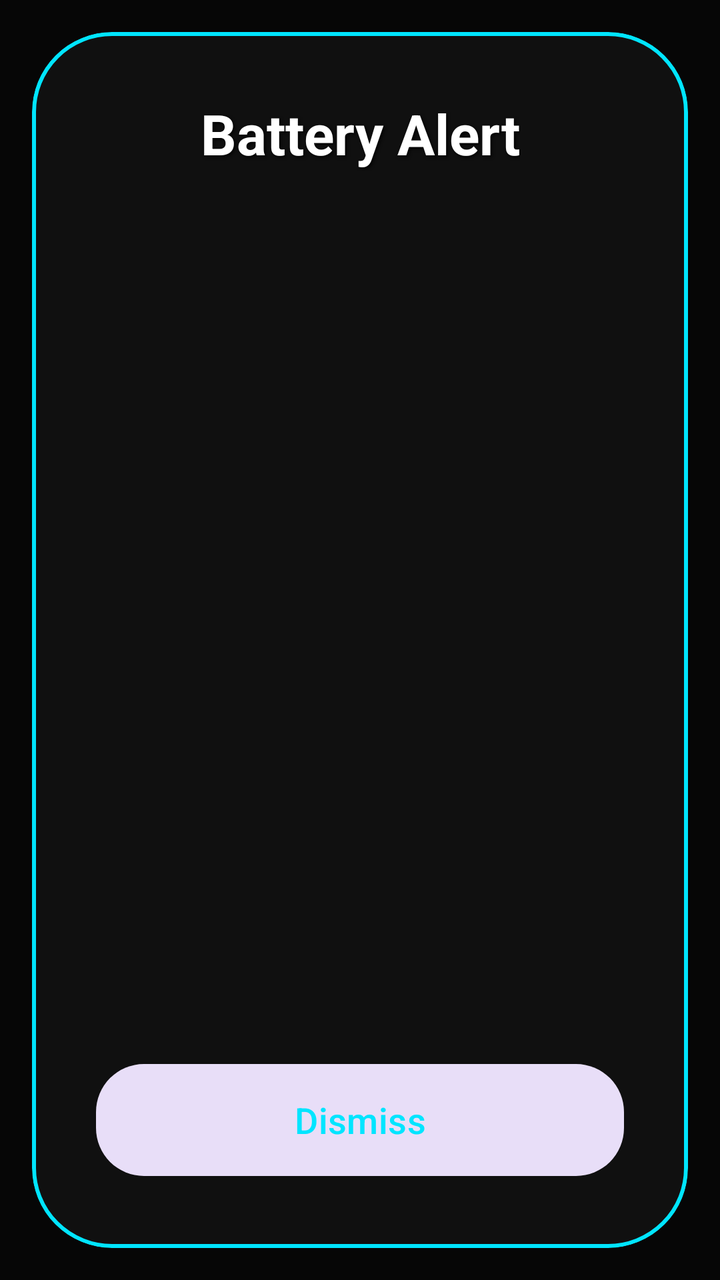
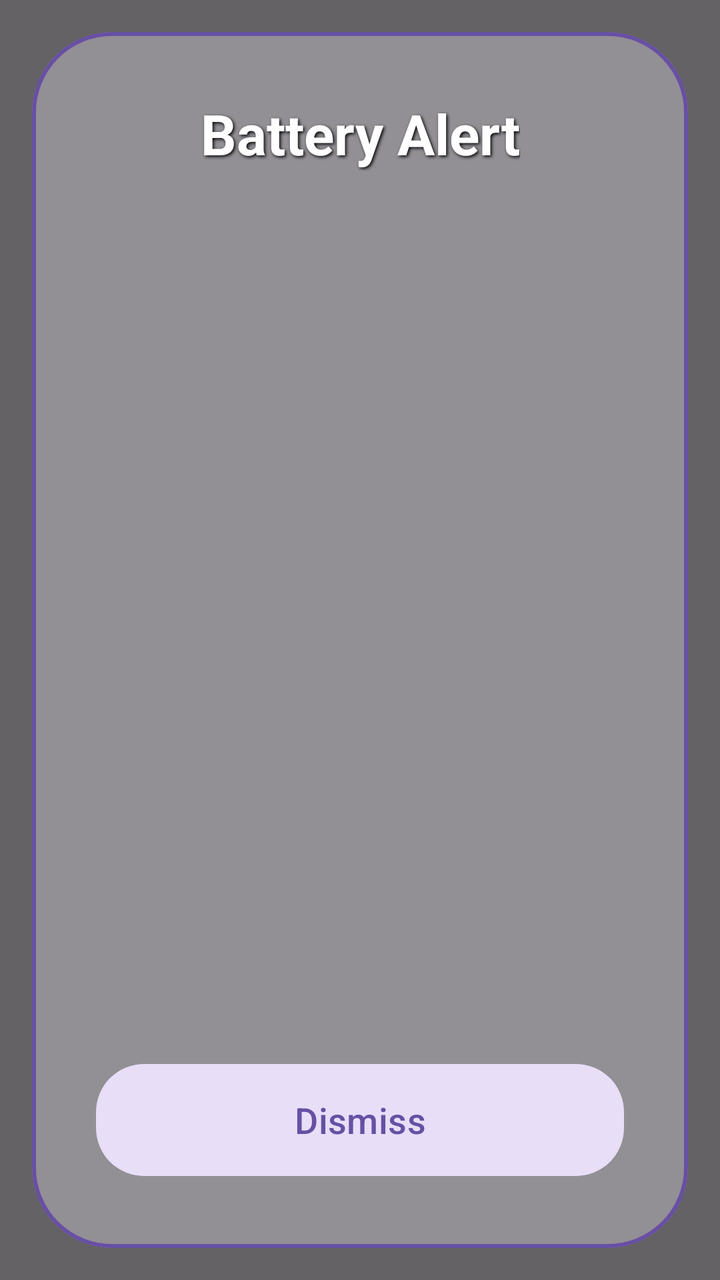

Two renders of the same Android screen: before a commit and after it. Below are the layout's source before the change and the commit's diff.
<!-- AndroidManifest.xml: activity theme Theme.BatteryChan.PopUp -->
<!-- res/layout/activity_pop_up.xml -->
<?xml version="1.0" encoding="utf-8"?>
<androidx.constraintlayout.widget.ConstraintLayout xmlns:android="http://schemas.android.com/apk/res/android"
    xmlns:app="http://schemas.android.com/apk/res-auto"
    android:layout_width="match_parent"
    android:layout_height="match_parent"
    android:background="#99000000">

    <com.google.android.material.card.MaterialCardView
        android:layout_width="0dp"
        android:layout_height="0dp"
        android:layout_margin="16dp"
        app:cardBackgroundColor="@color/oni_card_bg"
        app:cardCornerRadius="40dp"
        app:layout_constraintBottom_toBottomOf="parent"
        app:layout_constraintEnd_toEndOf="parent"
        app:layout_constraintStart_toStartOf="parent"
        app:layout_constraintTop_toTopOf="parent"
        app:strokeColor="@color/oni_accent"
        app:strokeWidth="2dp">

        <androidx.constraintlayout.widget.ConstraintLayout
            android:layout_width="match_parent"
            android:layout_height="match_parent">

            <ImageView
                android:id="@+id/iv_event_image"
                android:layout_width="match_parent"
                android:layout_height="match_parent"
                android:scaleType="centerCrop"
                app:layout_constraintBottom_toBottomOf="parent"
                app:layout_constraintEnd_toEndOf="parent"
                app:layout_constraintStart_toStartOf="parent"
                app:layout_constraintTop_toTopOf="parent" />

            <View
                android:layout_width="match_parent"
                android:layout_height="match_parent"
                android:background="#66000000" />

            <TextView
                android:id="@+id/tv_event_title"
                android:layout_width="wrap_content"
                android:layout_height="wrap_content"
                android:layout_marginTop="32dp"
                android:text="Battery Alert"
                android:textColor="@color/white"
                android:textSize="28sp"
                android:textStyle="bold"
                android:shadowColor="#000000"
                android:shadowDx="2"
                android:shadowDy="2"
                android:shadowRadius="4"
                app:layout_constraintEnd_toEndOf="parent"
                app:layout_constraintStart_toStartOf="parent"
                app:layout_constraintTop_toTopOf="parent" />

            <TextView
                android:id="@+id/tv_custom_message"
                android:layout_width="wrap_content"
                android:layout_height="wrap_content"
                android:layout_marginBottom="16dp"
                android:text=""
                android:textColor="@color/white"
                android:textSize="20sp"
                android:textStyle="bold"
                android:shadowColor="#000000"
                android:shadowDx="1"
                android:shadowDy="1"
                android:shadowRadius="2"
                android:gravity="center"
                android:paddingStart="24dp"
                android:paddingEnd="24dp"
                app:layout_constraintBottom_toTopOf="@id/btn_dismiss"
                app:layout_constraintEnd_toEndOf="parent"
                app:layout_constraintStart_toStartOf="parent" />

            <com.google.android.material.button.MaterialButton
                android:id="@+id/btn_dismiss"
                style="@style/Widget.Material3.Button.TonalButton"
                android:layout_width="match_parent"
                android:layout_height="64dp"
                android:layout_margin="32dp"
                android:text="Dismiss"
                android:textColor="@color/oni_accent"
                android:textSize="18sp"
                app:cornerRadius="24dp"
                app:layout_constraintBottom_toBottomOf="parent"
                app:layout_constraintEnd_toEndOf="parent"
                app:layout_constraintStart_toStartOf="parent" />

        </androidx.constraintlayout.widget.ConstraintLayout>
    </com.google.android.material.card.MaterialCardView>

</androidx.constraintlayout.widget.ConstraintLayout>
<!-- resources referenced by this layout -->
<resources>
  <color name="oni_accent">#00E5FF</color>
  <color name="oni_card_bg">#1A1A1A</color>
  <style name="Theme.BatteryChan.PopUp" parent="Theme.Material3.DayNight.NoActionBar">
          <item name="android:windowBackground">@color/oni_bg</item>
          <item name="android:windowIsTranslucent">false</item>
          <item name="android:windowContentOverlay">@null</item>
          <item name="android:windowNoTitle">true</item>
          <item name="android:windowIsFloating">false</item>
      </style>
  <color name="oni_bg">#0F0F0F</color>
  <!-- unchanged entries left out for length: 1 -->
</resources>

<!-- the commit's change to res/layout/activity_pop_up.xml (unified diff, before → after) -->
@@ -9,13 +9,13 @@
         android:layout_width="0dp"
         android:layout_height="0dp"
         android:layout_margin="16dp"
-        app:cardBackgroundColor="@color/oni_card_bg"
+        app:cardBackgroundColor="?attr/colorSurfaceContainer"
         app:cardCornerRadius="40dp"
         app:layout_constraintBottom_toBottomOf="parent"
         app:layout_constraintEnd_toEndOf="parent"
         app:layout_constraintStart_toStartOf="parent"
         app:layout_constraintTop_toTopOf="parent"
-        app:strokeColor="@color/oni_accent"
+        app:strokeColor="?attr/colorPrimary"
         app:strokeWidth="2dp">
 
         <androidx.constraintlayout.widget.ConstraintLayout
@@ -31,6 +31,13 @@
                 app:layout_constraintEnd_toEndOf="parent"
                 app:layout_constraintStart_toStartOf="parent"
                 app:layout_constraintTop_toTopOf="parent" />
+
+            
+            <TextureView
+                android:id="@+id/tv_event_video"
+                android:layout_width="match_parent"
+                android:layout_height="match_parent"
+                android:visibility="gone" />
 
             <View
                 android:layout_width="match_parent"
@@ -81,7 +88,7 @@
                 android:layout_height="64dp"
                 android:layout_margin="32dp"
                 android:text="Dismiss"
-                android:textColor="@color/oni_accent"
+                android:textColor="?attr/colorPrimary"
                 android:textSize="18sp"
                 app:cornerRadius="24dp"
                 app:layout_constraintBottom_toBottomOf="parent"
<!-- resource entries referenced after the edit -->
@@ -1,15 +1,72 @@
 <!-- resources referenced by this layout -->
 <resources>
-  <color name="oni_accent">#00E5FF</color>
-  <color name="oni_card_bg">#1A1A1A</color>
-  <style name="Theme.BatteryChan.PopUp" parent="Theme.Material3.DayNight.NoActionBar">
-          <item name="android:windowBackground">@color/oni_bg</item>
+  <style name="Theme.BatteryChan.PopUp" parent="Theme.BatteryChan">
           <item name="android:windowIsTranslucent">false</item>
           <item name="android:windowContentOverlay">@null</item>
           <item name="android:windowNoTitle">true</item>
           <item name="android:windowIsFloating">false</item>
       </style>
-  <color name="oni_bg">#0F0F0F</color>
+  <style name="Theme.BatteryChan" parent="Theme.Material3.DayNight.NoActionBar">
+          <item name="colorPrimary">@color/m3_light_primary</item>
+          <item name="colorOnPrimary">@color/m3_light_on_primary</item>
+          <item name="colorPrimaryContainer">@color/m3_light_primary_container</item>
+          <item name="colorOnPrimaryContainer">@color/m3_light_on_primary_container</item>
+          <item name="colorSecondary">@color/m3_light_secondary</item>
+          <item name="colorOnSecondary">@color/m3_light_on_secondary</item>
+          <item name="colorSecondaryContainer">@color/m3_light_secondary_container</item>
+          <item name="colorOnSecondaryContainer">@color/m3_light_on_secondary_container</item>
+          <item name="colorTertiary">@color/m3_light_tertiary</item>
+          <item name="colorOnTertiary">@color/m3_light_on_tertiary</item>
+          <item name="colorTertiaryContainer">@color/m3_light_tertiary_container</item>
+          <item name="colorOnTertiaryContainer">@color/m3_light_on_tertiary_container</item>
+          <item name="colorError">@color/m3_light_error</item>
+          <item name="colorOnError">@color/m3_light_on_error</item>
+          <item name="colorErrorContainer">@color/m3_light_error_container</item>
+          <item name="colorOnErrorContainer">@color/m3_light_on_error_container</item>
+          <item name="colorSurface">@color/m3_light_surface</item>
+          <item name="colorOnSurface">@color/m3_light_on_surface</item>
+          <item name="colorSurfaceVariant">@color/m3_light_surface_variant</item>
+          <item name="colorOnSurfaceVariant">@color/m3_light_on_surface_variant</item>
+          <item name="colorOutline">@color/m3_light_outline</item>
+          <item name="colorOutlineVariant">@color/m3_light_outline_variant</item>
+          <item name="colorSurfaceContainerLowest">@color/m3_light_surface_container_lowest</item>
+          <item name="colorSurfaceContainerLow">@color/m3_light_surface_container_low</item>
+          <item name="colorSurfaceContainer">@color/m3_light_surface_container</item>
+          <item name="colorSurfaceContainerHigh">@color/m3_light_surface_container_high</item>
+          <item name="colorSurfaceContainerHighest">@color/m3_light_surface_container_highest</item>
+          <item name="android:colorBackground">@color/m3_light_surface</item>
+          <item name="colorOnBackground">@color/m3_light_on_surface</item>
+          <item name="android:windowBackground">?attr/colorSurface</item>
+          <item name="android:statusBarColor">@android:color/transparent</item>
+          <item name="android:navigationBarColor">@android:color/transparent</item>
+      </style>
+  <color name="m3_light_primary">#6750A4</color>
+  <color name="m3_light_on_primary">#FFFFFF</color>
+  <color name="m3_light_primary_container">#EADDFF</color>
+  <color name="m3_light_on_primary_container">#21005D</color>
+  <color name="m3_light_secondary">#625B71</color>
+  <color name="m3_light_on_secondary">#FFFFFF</color>
+  <color name="m3_light_secondary_container">#E8DEF8</color>
+  <color name="m3_light_on_secondary_container">#1D192B</color>
+  <color name="m3_light_tertiary">#7D5260</color>
+  <color name="m3_light_on_tertiary">#FFFFFF</color>
+  <color name="m3_light_tertiary_container">#FFD8E4</color>
+  <color name="m3_light_on_tertiary_container">#31111D</color>
+  <color name="m3_light_error">#B3261E</color>
+  <color name="m3_light_on_error">#FFFFFF</color>
+  <color name="m3_light_error_container">#F9DEDC</color>
+  <color name="m3_light_on_error_container">#410E0B</color>
+  <color name="m3_light_surface">#FEF7FF</color>
+  <color name="m3_light_on_surface">#1D1B20</color>
+  <color name="m3_light_surface_variant">#E7E0EC</color>
+  <color name="m3_light_on_surface_variant">#49454F</color>
+  <color name="m3_light_outline">#79747E</color>
+  <color name="m3_light_outline_variant">#CAC4D0</color>
+  <color name="m3_light_surface_container_lowest">#FFFFFF</color>
+  <color name="m3_light_surface_container_low">#F7F2FA</color>
+  <color name="m3_light_surface_container">#F3EDF7</color>
+  <color name="m3_light_surface_container_high">#ECE6F0</color>
+  <color name="m3_light_surface_container_highest">#E6E0E9</color>
   <!-- unchanged entries left out for length: 1 -->
 </resources>
 
